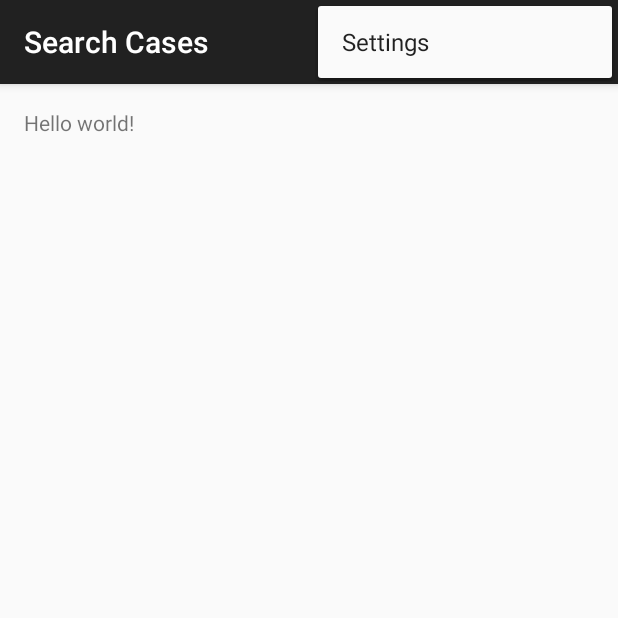
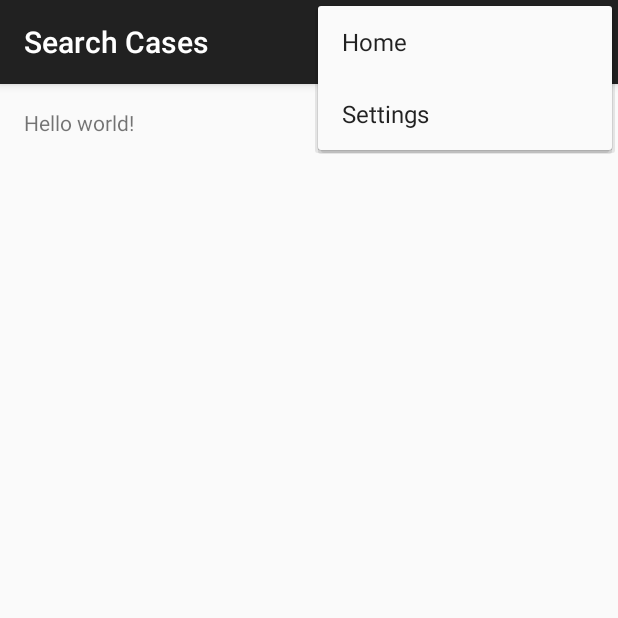
Before and after one commit to soniajili/cis350derm, an Android app: the SearchActivity screen opened directly, with no data from a screen before it, with the options menu open, on a phone screen of 412 x 824 dp, the top half of it. Run offline under Robolectric (Android 15) with nearby library versions, the phone set to English and light mode, and no system bars.

Commit message:
Home Buttons
added home buttons to search and submit pages

```diff
--- a/Instaderm/app/src/main/res/menu/menu_search.xml
+++ b/Instaderm/app/src/main/res/menu/menu_search.xml
@@ -1,6 +1,15 @@
-<menu xmlns:android="http://schemas.android.com/apk/res/android"
-xmlns:app="http://schemas.android.com/apk/res-auto"
-xmlns:tools="http://schemas.android.com/tools" tools:context="cis350.instaderm.SearchActivity">
-<item android:id="@+id/action_settings" android:title="@string/action_settings"
-    android:orderInCategory="100" app:showAsAction="never" />
+<menu
+    xmlns:android="http://schemas.android.com/apk/res/android"
+    xmlns:app="http://schemas.android.com/apk/res-auto"
+    xmlns:tools="http://schemas.android.com/tools"
+    tools:context="cis350.instaderm.SearchActivity">
+    <item
+        android:id="@+id/action_settings"
+        android:title="@string/action_settings"
+        android:orderInCategory="100"
+        app:showAsAction="never" />
+
+    <item
+        android:id="@+id/homePage"
+        android:title="Home"/>
 </menu>
```
Also changed, not shown: Instaderm/app/src/main/java/cis350/instaderm/SearchActivity.java (+8 -1 lines), Instaderm/app/src/main/java/cis350/instaderm/SubmitActivity.java (+23 -9 lines), Instaderm/app/src/main/res/menu/menu_submit.xml (+8 -0 lines).
